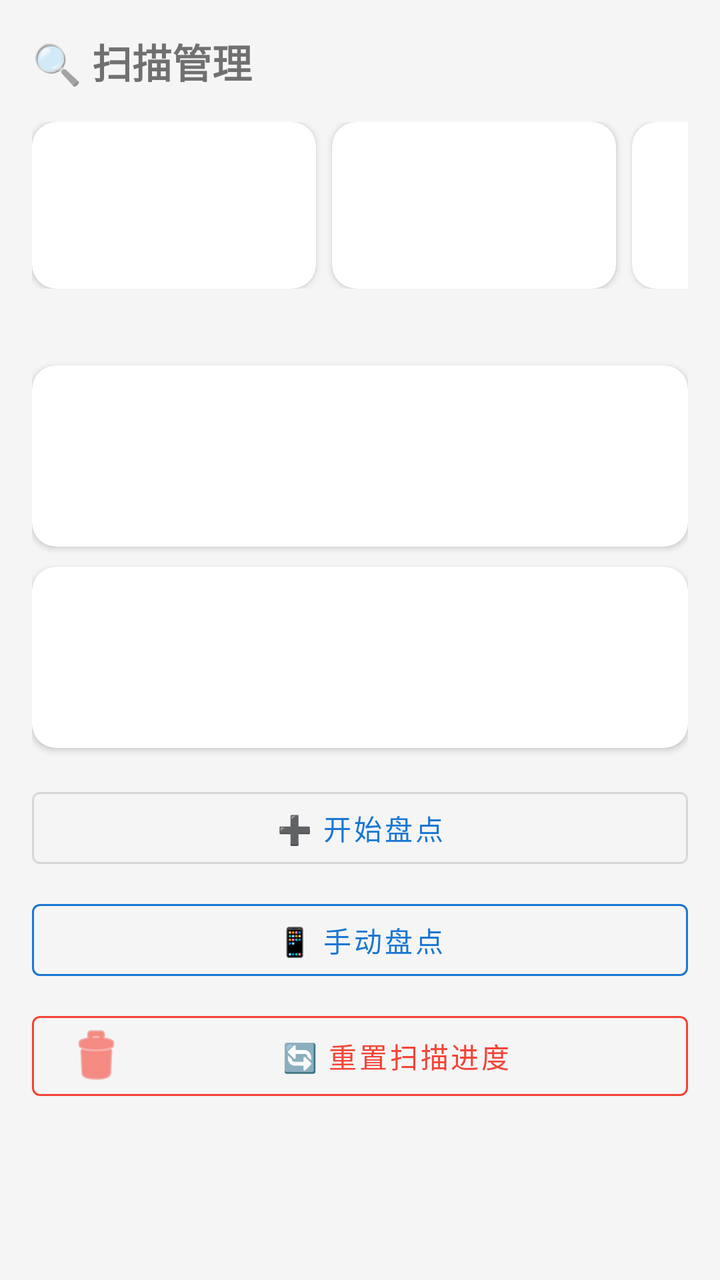
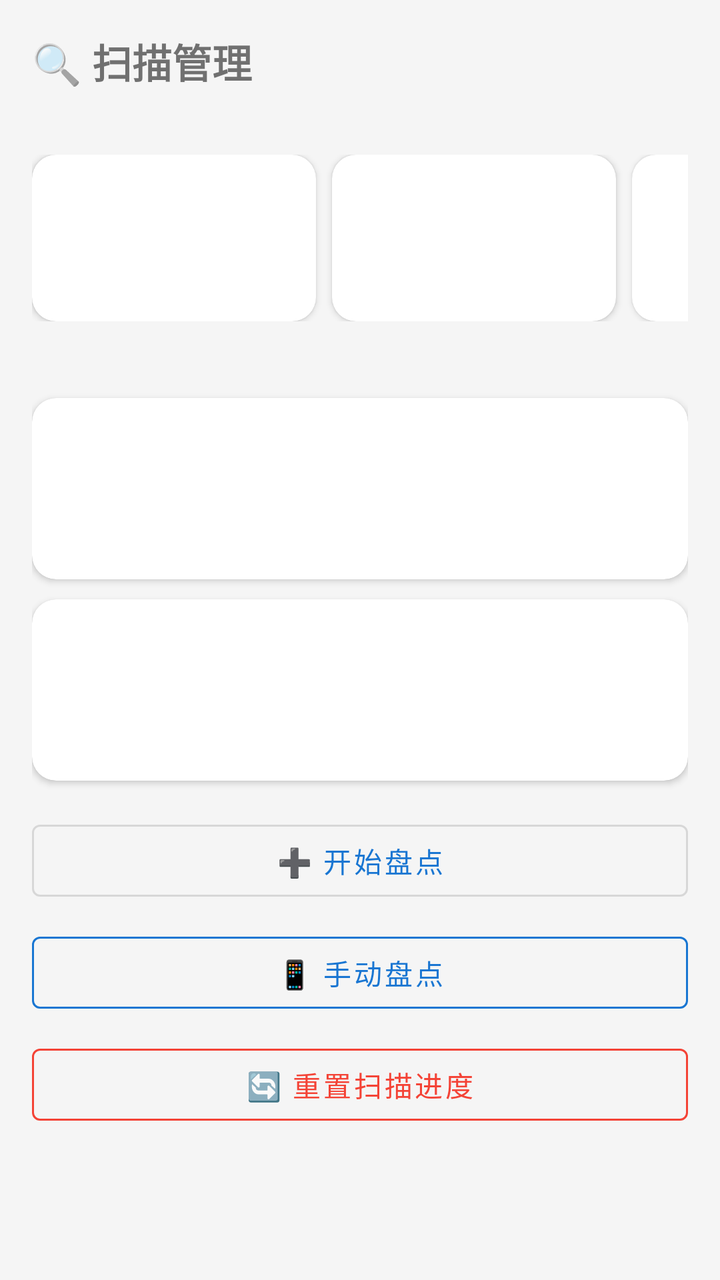

The first picture is an Android layout as it rendered before a commit; the second is the same layout after the commit. The layout source and the unified diff follow.
<!-- AndroidManifest.xml: application theme Theme.HuaxiaInventory -->
<!-- res/layout/fragment_scan.xml -->
<?xml version="1.0" encoding="utf-8"?>
<ScrollView
    xmlns:android="http://schemas.android.com/apk/res/android"
    xmlns:app="http://schemas.android.com/apk/res-auto"
    android:layout_width="match_parent"
    android:layout_height="match_parent"
    android:background="@color/bgSurface">

    <LinearLayout
        android:layout_width="match_parent"
        android:layout_height="wrap_content"
        android:orientation="vertical"
        android:padding="@dimen/cardPadding">

        <TextView
            android:layout_width="wrap_content"
            android:layout_height="wrap_content"
            android:layout_marginBottom="16dp"
            android:text="@string/scan_title"
            android:textSize="@dimen/textSizeTitle"
            android:textStyle="bold" />

        <HorizontalScrollView
            android:layout_width="match_parent"
            android:layout_height="wrap_content"
            android:scrollbars="none"
            android:overScrollMode="never">

            <LinearLayout
                android:layout_width="wrap_content"
                android:layout_height="wrap_content"
                android:orientation="horizontal">

                <include
                    android:id="@+id/inStockStat"
                    layout="@layout/view_stat_card"
                    android:layout_width="142dp"
                    android:layout_height="wrap_content"
                    android:layout_marginEnd="8dp" />

                <include
                    android:id="@+id/scannedStat"
                    layout="@layout/view_stat_card"
                    android:layout_width="142dp"
                    android:layout_height="wrap_content"
                    android:layout_marginEnd="8dp" />

                <include
                    android:id="@+id/anomalyStat"
                    layout="@layout/view_stat_card"
                    android:layout_width="142dp"
                    android:layout_height="wrap_content"
                    android:layout_marginEnd="8dp" />

                <include
                    android:id="@+id/extraStat"
                    layout="@layout/view_stat_card"
                    android:layout_width="142dp"
                    android:layout_height="wrap_content" />
            </LinearLayout>
        </HorizontalScrollView>

        <TextView
            android:id="@+id/deviceStatusTv"
            android:layout_width="wrap_content"
            android:layout_height="wrap_content"
            android:layout_marginTop="12dp"
            android:textSize="@dimen/textSizeLabel"
            android:textColor="@color/textHint" />

        <include
            android:id="@+id/checkedCard"
            layout="@layout/view_info_card" />

        <include
            android:id="@+id/recentResultCard"
            layout="@layout/view_info_card" />

        <com.google.android.material.button.MaterialButton
            android:id="@+id/scanBtn"
            style="@style/Widget.MaterialComponents.Button.OutlinedButton"
            android:layout_width="match_parent"
            android:layout_height="wrap_content"
            android:layout_marginTop="16dp"
            android:text="@string/scan_start_inventory" />

        <com.google.android.material.button.MaterialButton
            android:id="@+id/manualScanBtn"
            style="@style/Widget.MaterialComponents.Button.OutlinedButton"
            android:layout_width="match_parent"
            android:layout_height="wrap_content"
            android:layout_marginTop="8dp"
            android:text="@string/scan_manual_btn"
            android:textColor="@color/colorPrimary"
            app:strokeColor="@color/colorPrimary" />

        <com.google.android.material.button.MaterialButton
            android:id="@+id/clearTaskBtn"
            style="@style/Widget.MaterialComponents.Button.OutlinedButton"
            android:layout_width="match_parent"
            android:layout_height="wrap_content"
            android:layout_marginTop="8dp"
            android:text="@string/scan_clear_task"
            android:textColor="@color/colorReset"
            app:strokeColor="@color/colorReset"
            app:icon="@android:drawable/ic_menu_delete"
            app:iconTint="@color/colorReset" />
    </LinearLayout>
</ScrollView>
<!-- res/layout/view_stat_card.xml (included above) -->
<?xml version="1.0" encoding="utf-8"?>
<androidx.cardview.widget.CardView
    xmlns:android="http://schemas.android.com/apk/res/android"
    xmlns:app="http://schemas.android.com/apk/res-auto"
    android:layout_width="match_parent"
    android:layout_height="wrap_content"
    app:cardCornerRadius="@dimen/cardCornerRadius"
    app:cardElevation="@dimen/cardElevation"
    app:cardBackgroundColor="@color/cardCorner"
    android:clickable="true"
    android:focusable="true"
    android:foreground="?attr/selectableItemBackground">

    <LinearLayout
        android:layout_width="match_parent"
        android:layout_height="wrap_content"
        android:orientation="vertical"
        android:padding="14dp"
        android:gravity="center">

        <TextView
            android:id="@+id/statLabelTv"
            android:layout_width="wrap_content"
            android:layout_height="wrap_content"
            style="@style/Huaxia.StatLabel" />

        <TextView
            android:id="@+id/statNumberTv"
            android:layout_width="wrap_content"
            android:layout_height="wrap_content"
            android:layout_marginTop="4dp"
            style="@style/Huaxia.StatNumber" />

        <TextView
            android:id="@+id/statSubTv"
            android:layout_width="wrap_content"
            android:layout_height="wrap_content"
            android:layout_marginTop="2dp"
            android:visibility="gone"
            style="@style/Huaxia.StatSub" />
    </LinearLayout>
</androidx.cardview.widget.CardView>
<!-- res/layout/view_info_card.xml (included above) -->
<?xml version="1.0" encoding="utf-8"?>
<androidx.cardview.widget.CardView
    xmlns:android="http://schemas.android.com/apk/res/android"
    xmlns:app="http://schemas.android.com/apk/res-auto"
    android:layout_width="match_parent"
    android:layout_height="wrap_content"
    android:layout_marginTop="10dp"
    app:cardCornerRadius="@dimen/cardCornerRadius"
    app:cardElevation="@dimen/cardElevation"
    app:cardBackgroundColor="@color/cardCorner">

    <LinearLayout
        android:layout_width="match_parent"
        android:layout_height="wrap_content"
        android:orientation="vertical"
        android:padding="@dimen/cardPadding">

        <TextView
            android:id="@+id/infoTitleTv"
            android:layout_width="wrap_content"
            android:layout_height="wrap_content"
            android:textSize="16sp"
            android:textStyle="bold" />

        <TextView
            android:id="@+id/infoDescTv"
            android:layout_width="match_parent"
            android:layout_height="wrap_content"
            android:layout_marginTop="8dp"
            android:textSize="@dimen/textSizeBody"
            android:textColor="@color/textBody"
            android:lineSpacingExtra="2dp" />

        <TextView
            android:id="@+id/infoSubTv"
            android:layout_width="wrap_content"
            android:layout_height="wrap_content"
            android:layout_marginTop="8dp"
            android:textSize="13sp"
            android:textColor="@color/colorPrimary"
            android:visibility="gone" />

        <LinearLayout
            android:id="@+id/infoTagsContainer"
            android:layout_width="match_parent"
            android:layout_height="wrap_content"
            android:orientation="horizontal"
            android:layout_marginTop="10dp" />
    </LinearLayout>
</androidx.cardview.widget.CardView>
<!-- resources referenced by this layout -->
<resources>
  <color name="bgSurface">#F5F5F5</color>
  <color name="cardCorner">#FFFFFF</color>
  <color name="colorPrimary">#1976D2</color>
  <color name="colorReset">#F44336</color>
  <color name="textBody">#666666</color>
  <color name="textHint">#888888</color>
  <dimen name="cardCornerRadius">12dp</dimen>
  <dimen name="cardElevation">2dp</dimen>
  <dimen name="cardPadding">16dp</dimen>
  <dimen name="textSizeBody">14sp</dimen>
  <dimen name="textSizeLabel">12sp</dimen>
  <dimen name="textSizeTitle">20sp</dimen>
  <string name="scan_clear_task">🔄 重置扫描进度</string>
  <string name="scan_manual_btn">📱 手动盘点</string>
  <string name="scan_start_inventory">➕ 开始盘点</string>
  <string name="scan_title">🔍 扫描管理</string>
  <style name="Huaxia.StatLabel" parent="">
          <item name="android:textSize">@dimen/textSizeLabel</item>
          <item name="android:textColor">@color/textHint</item>
          <item name="android:gravity">center</item>
      </style>
  <style name="Huaxia.StatNumber" parent="">
          <item name="android:textSize">@dimen/statNumberSize</item>
          <item name="android:textStyle">bold</item>
          <item name="android:gravity">center</item>
      </style>
  <style name="Huaxia.StatSub" parent="">
          <item name="android:textSize">11sp</item>
          <item name="android:textColor">@color/textLightHint</item>
          <item name="android:gravity">center</item>
      </style>
  <style name="Theme.HuaxiaInventory" parent="Theme.MaterialComponents.Light.NoActionBar">
          <item name="colorPrimary">@color/colorPrimary</item>
          <item name="colorPrimaryDark">@color/colorPrimaryDark</item>
          <item name="colorAccent">@color/colorAccent</item>
          <item name="colorOnPrimary">@android:color/white</item>
          <item name="android:statusBarColor">@color/colorPrimary</item>
          <item name="android:windowLightStatusBar">false</item>
          <item name="toolbarStyle">@style/Huaxia.Toolbar</item>
      </style>
  <dimen name="statNumberSize">26sp</dimen>
  <color name="textLightHint">#AAAAAA</color>
  <color name="colorPrimaryDark">#0D47A1</color>
  <color name="colorAccent">#FF9800</color>
  <style name="Huaxia.Toolbar" parent="Widget.MaterialComponents.Toolbar.Primary">
          <item name="android:background">@color/colorPrimary</item>
          <item name="titleTextColor">@android:color/white</item>
          <item name="subtitleTextColor">@android:color/white</item>
          <item name="android:elevation">4dp</item>
      </style>
</resources>

<!-- the commit's change to res/layout/fragment_scan.xml (unified diff, before → after) -->
@@ -15,10 +15,21 @@
         <TextView
             android:layout_width="wrap_content"
             android:layout_height="wrap_content"
-            android:layout_marginBottom="16dp"
+            android:layout_marginBottom="4dp"
             android:text="@string/scan_title"
             android:textSize="@dimen/textSizeTitle"
             android:textStyle="bold" />
+
+        
+        <TextView
+            android:id="@+id/currentTaskTv"
+            android:layout_width="match_parent"
+            android:layout_height="wrap_content"
+            android:layout_marginBottom="12dp"
+            android:maxLines="2"
+            android:ellipsize="end"
+            android:textSize="@dimen/textSizeLabel"
+            android:textColor="@color/textHint" />
 
         <HorizontalScrollView
             android:layout_width="match_parent"
@@ -103,7 +114,6 @@
             android:text="@string/scan_clear_task"
             android:textColor="@color/colorReset"
             app:strokeColor="@color/colorReset"
-            app:icon="@android:drawable/ic_menu_delete"
             app:iconTint="@color/colorReset" />
     </LinearLayout>
 </ScrollView>
